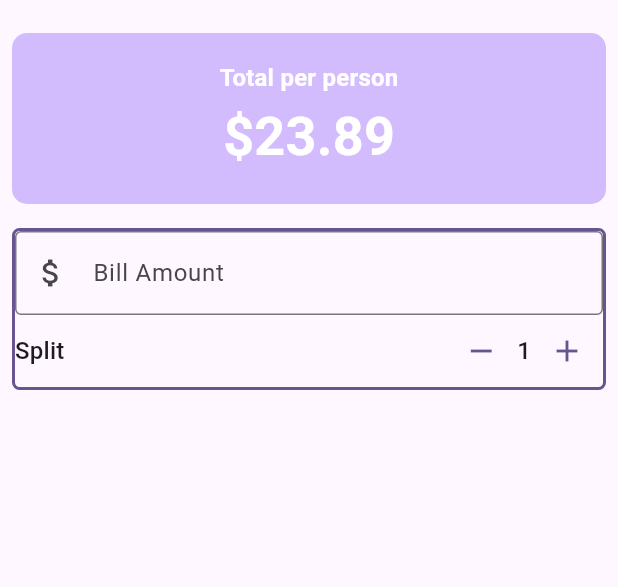
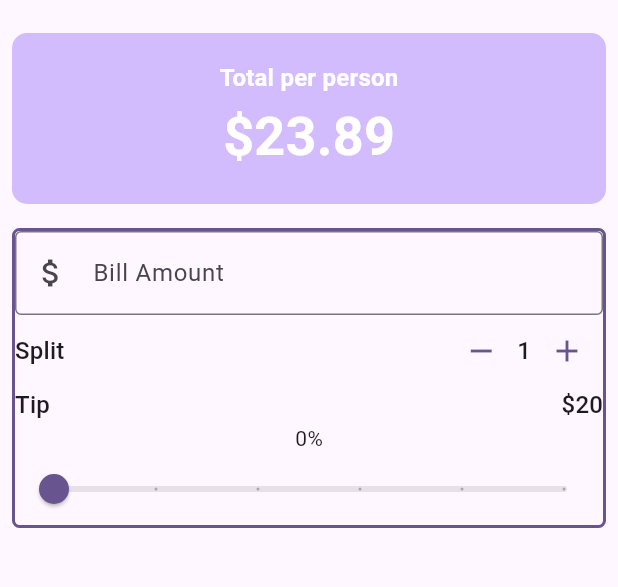
Before and after one commit to arsmors/uTip, a Flutter app: the screen it shows after launch, on a phone screen of 412 x 824 dp, the part 63-650 px from its top. Run offline on Flutter 3.47's test engine with Material 3 defaults, Android fonts, the phone set to English and light mode, and no system bars.

Commit message:
slider, refactor

```diff
--- a/lib/main.dart
+++ b/lib/main.dart
@@ -1,5 +1,6 @@
 import 'package:flutter/material.dart';
-import 'package:flutter/widgets.dart';
+import 'package:utip/widgets/person_counter.dart';
+import 'package:utip/widgets/tip_slider.dart';
 
 void main() {
   runApp(const MyApp());
@@ -31,6 +32,8 @@ class UTip extends StatefulWidget {
 
 class _UTipState extends State<UTip> {
   int _personCount = 1;
+
+  double _tipPercentage = 0.0;
 
   void increment() {
     setState(() {
@@ -104,23 +107,35 @@ class _UTipState extends State<UTip> {
                         'Split',
                         style: theme.textTheme.titleMedium,
                       ),
-                      Row(
-                        children: [
-                          IconButton(
-                              color: theme.colorScheme.primary,
-                              onPressed: decrement,
-                              icon: const Icon(Icons.remove)),
-                          Text(
-                            "$_personCount",
-                            style: theme.textTheme.titleMedium,
-                          ),
-                          IconButton(
-                              color: theme.colorScheme.primary,
-                              onPressed: increment,
-                              icon: const Icon(Icons.add)),
-                        ],
+                      PersonCounter(
+                        theme: theme,
+                        personCount: _personCount,
+                        onDecrement: decrement,
+                        onIncrement: increment,
+                      ),
+                    ],
+                  ),
+                  Row(
+                    mainAxisAlignment: MainAxisAlignment.spaceBetween,
+                    children: [
+                      Text(
+                        'Tip',
+                        style: theme.textTheme.titleMedium,
+                      ),
+                      Text(
+                        "\$20",
+                        style: theme.textTheme.titleMedium,
                       )
                     ],
+                  ),
+                  Text('${(_tipPercentage * 100).round()}%'),
+                  TipSlider(
+                    tipPercentage: _tipPercentage,
+                    onChanged: (double value) {
+                      setState(() {
+                        _tipPercentage = value;
+                      });
+                    },
                   )
                 ],
               ),
--- /dev/null
+++ b/lib/widgets/person_counter.dart
@@ -0,0 +1,36 @@
+import 'package:flutter/material.dart';
+
+class PersonCounter extends StatelessWidget {
+  const PersonCounter({
+    super.key,
+    required this.theme,
+    required int personCount,
+    required this.onDecrement,
+    required this.onIncrement,
+  }) : _personCount = personCount;
+
+  final ThemeData theme;
+  final int _personCount;
+  final VoidCallback onDecrement;
+  final VoidCallback onIncrement;
+
+  @override
+  Widget build(BuildContext context) {
+    return Row(
+      children: [
+        IconButton(
+            color: theme.colorScheme.primary,
+            onPressed: onDecrement,
+            icon: const Icon(Icons.remove)),
+        Text(
+          "$_personCount",
+          style: theme.textTheme.titleMedium,
+        ),
+        IconButton(
+            color: theme.colorScheme.primary,
+            onPressed: onIncrement,
+            icon: const Icon(Icons.add)),
+      ],
+    );
+  }
+}
--- /dev/null
+++ b/lib/widgets/tip_slider.dart
@@ -0,0 +1,24 @@
+import 'package:flutter/material.dart';
+
+class TipSlider extends StatelessWidget {
+  const TipSlider({
+    super.key,
+    required double tipPercentage,
+    required this.onChanged,
+  }) : _tipPercentage = tipPercentage;
+
+  final double _tipPercentage;
+  final ValueChanged<double> onChanged;
+
+  @override
+  Widget build(BuildContext context) {
+    return Slider(
+      value: _tipPercentage,
+      onChanged: onChanged,
+      min: 0,
+      max: 0.5,
+      divisions: 5,
+      label: '${(_tipPercentage * 100).round()}',
+    );
+  }
+}
```
